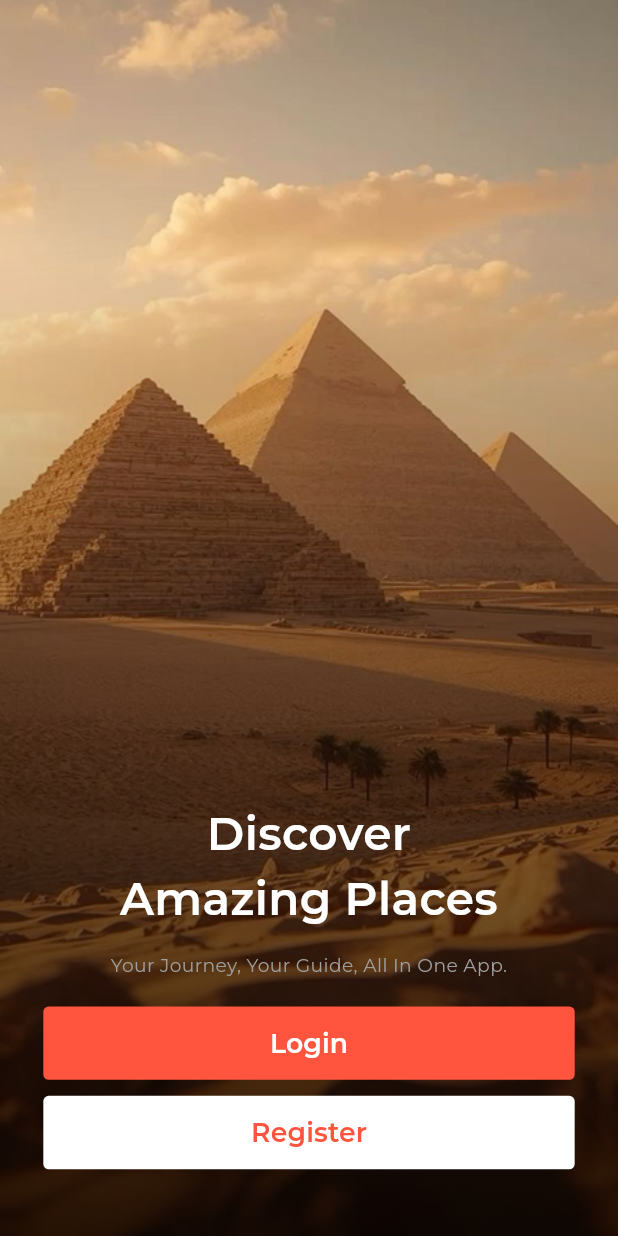
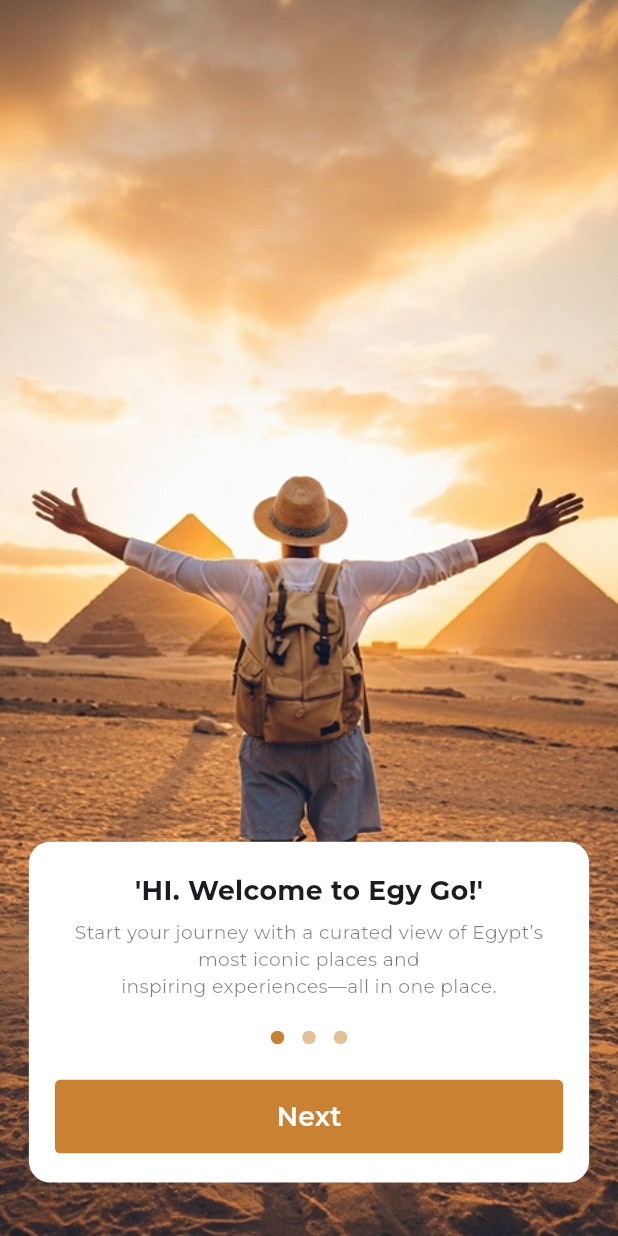
Before and after one commit to mohamedali015/Egy-Go, a Flutter app: the screen it shows after launch, on a phone screen of 412 x 824 dp. Run offline on Flutter 3.47's test engine with Material 3 defaults, Android fonts, the phone set to English and light mode, and no system bars; drawn by our look-alikes of dots_indicator; our stand-ins replace flutter_bloc, flutter_screenutil, flutter_svg, flutter_svg_provider, get_it, modal_progress_hud_nsn and 1 more; project files that could hold a hidden picture were left out.

Commit message:
Add onboarding flow with page view, custom indicators, and assets

```diff
--- a/lib/core/helper/one_generate_routes.dart
+++ b/lib/core/helper/one_generate_routes.dart
@@ -1,12 +1,19 @@
 import 'package:egy_go/features/auth/views/get_started_view.dart';
 import 'package:egy_go/features/auth/views/login_view.dart';
 import 'package:egy_go/features/auth/views/register_view.dart';
+import 'package:egy_go/features/splash_and_onboarding/views/on_boarding_view.dart';
 import 'package:flutter/material.dart';
 
 import '../../features/auth/views/widgets/reset_password_widgets/forget_password_flow.dart';
 
 Route<dynamic> onGenerateRoutes(RouteSettings settings) {
   switch (settings.name) {
+    case OnBoardingView.routeName:
+      return MaterialPageRoute(
+        builder: (_) => const OnBoardingView(),
+        settings: settings,
+      );
+
     case GetStartedView.routeName:
       return MaterialPageRoute(
         builder: (_) => const GetStartedView(),
--- a/lib/core/utils/app_assets.dart
+++ b/lib/core/utils/app_assets.dart
@@ -1,5 +1,10 @@
 abstract class AppAssets {
   static const String basePath = "assets/images/";
+
+  // onBoarding screen assets
+  static const String onBoardingImage1 = "${basePath}on_boarding_item1.png";
+  static const String onBoardingImage2 = "${basePath}on_boarding_item2.png";
+  static const String onBoardingImage3 = "${basePath}on_boarding_item3.png";
 
   // get started screen assets
   static const String getStartedImage = "${basePath}get_started.png";
--- a/lib/core/utils/app_colors.dart
+++ b/lib/core/utils/app_colors.dart
@@ -1,11 +1,12 @@
 import 'package:flutter/material.dart';
 
 abstract class AppColors {
-  static Color primary = Color(0xFFFF543D);
-  static Color grey = Color(0xFF9F9F9F);
+  static Color primary = Color(0xFFC98234);
+  static const Color scaffoldBackground = Color(0xFFFDF5DD);
+  static Color grey = Color(0xFF000000).withValues(alpha: .7);
   static Color black = Color(0xFF000000);
   static Color white = Color(0xFFFFFFFF);
-  static Color fill = Color(0xFFF9FCFE);
+  static Color fill = Color(0xFFFFFCF3);
   static const red = Color(0xFFF44336);
   static const Color green = Color(0xFF4CAF50);
 }
--- a/lib/core/utils/app_strings.dart
+++ b/lib/core/utils/app_strings.dart
@@ -1,4 +1,20 @@
 abstract class AppStrings {
+  ///// On Boarding Screen /////
+  static const String skip = "Skip";
+  static const String next = "Next";
+  static const String getStarted = "Get Started";
+  static const String onBoardingTitle1 = "'HI. Welcome to Egy Go!'";
+  static const String onBoardingSubtitle1 =
+      'Start your journey with a curated view of Egypt’s most iconic places and\ninspiring experiences—all in one place.';
+
+  static const String onBoardingTitle2 = 'Smart Travel Guidance';
+  static const String onBoardingSubtitle2 =
+      'Get real-time tips, personalized routes, and\ntrusted guides to make every step effortless';
+
+  static const String onBoardingTitle3 = 'Plan • Book • Enjoy';
+  static const String onBoardingSubtitle3 =
+      'Save your favorite spots, organize trips, and\naccess everything you need in one seamless app';
+
   ///// get started screen /////
   static const String getStartedTitle = "Discover\nAmazing Places";
   static const String getStartedSubtitle =
--- a/lib/core/utils/app_text_styles.dart
+++ b/lib/core/utils/app_text_styles.dart
@@ -70,6 +70,11 @@
     fontWeight: FontWeight.bold,
   );
 
+  static TextStyle bold20 = TextStyle(
+    fontSize: MyResponsive.fontSize(value: 20),
+    fontWeight: FontWeight.bold,
+  );
+
   static TextStyle bold25 = TextStyle(
     fontSize: MyResponsive.fontSize(value: 25),
     fontWeight: FontWeight.bold,
--- a/lib/core/utils/app_theme.dart
+++ b/lib/core/utils/app_theme.dart
@@ -1,11 +1,15 @@
+import 'package:egy_go/core/utils/app_colors.dart';
 import 'package:flutter/material.dart';
 
 import 'app_constants.dart';
 
 class AppTheme {
   static final ThemeData lightTheme = ThemeData(
-    useMaterial3: true,
-    brightness: Brightness.light,
-    fontFamily: AppConstants.fontFamily,
-  );
+      useMaterial3: true,
+      brightness: Brightness.light,
+      fontFamily: AppConstants.fontFamily,
+      scaffoldBackgroundColor: AppColors.scaffoldBackground,
+      appBarTheme: AppBarTheme(
+        backgroundColor: AppColors.scaffoldBackground,
+      ));
 }
--- a/lib/features/auth/views/widgets/get_started_widgets/get_started_view_body.dart
+++ b/lib/features/auth/views/widgets/get_started_widgets/get_started_view_body.dart
@@ -57,7 +57,7 @@
                 AppStrings.getStartedSubtitle,
                 textAlign: TextAlign.center,
                 style: AppTextStyles.regular14.copyWith(
-                  color: AppColors.grey,
+                  color: AppColors.white,
                 ),
               ),
               SizedBox(
--- /dev/null
+++ b/lib/features/splash_and_onboarding/manager/on_boarding_cubit/on_boarding_cubit.dart
@@ -0,0 +1,55 @@
+import 'package:egy_go/core/utils/app_assets.dart';
+import 'package:egy_go/core/utils/app_strings.dart';
+import 'package:flutter/material.dart';
+import 'package:flutter_bloc/flutter_bloc.dart';
+
+import 'on_boarding_state.dart';
+
+class OnBoardingCubit extends Cubit<OnBoardingState> {
+  OnBoardingCubit() : super(OnBoardingInitialState());
+
+  static OnBoardingCubit get(context) => BlocProvider.of(context);
+
+  List<Map<String, String>> items = [
+    {
+      'image': AppAssets.onBoardingImage1,
+      'title': AppStrings.onBoardingTitle1,
+      'subTitle': AppStrings.onBoardingSubtitle1,
+    },
+    {
+      'image': AppAssets.onBoardingImage2,
+      'title': AppStrings.onBoardingTitle2,
+      'subTitle': AppStrings.onBoardingSubtitle2,
+    },
+    {
+      'image': AppAssets.onBoardingImage3,
+      'title': AppStrings.onBoardingTitle3,
+      'subTitle': AppStrings.onBoardingSubtitle3,
+    },
+  ];
+
+  int currentIndex = 0;
+  final PageController pageController = PageController();
+
+  void changePage(int index) {
+    currentIndex = index;
+    emit(OnBoardingChangePageState());
+  }
+
+  void nextPage() {
+    currentIndex++;
+    pageController.animateToPage(
+      currentIndex,
+      duration: const Duration(milliseconds: 300),
+      curve: Curves.easeInOut,
+    );
+    emit(OnBoardingChangePageState());
+  }
+// void onBoardingTap(BuildContext context) {
+//   CacheHelper.saveData(key: CacheKeys.firstTime, value: true);
+//   CacheData.firstTime = true;
+//
+//   Navigator.pushNamedAndRemoveUntil(
+//       context, LoginView.routeName, (route) => false);
+// }
+}
--- /dev/null
+++ b/lib/features/splash_and_onboarding/manager/on_boarding_cubit/on_boarding_state.dart
@@ -0,0 +1,13 @@
+abstract class OnBoardingState {}
+
+class OnBoardingInitialState extends OnBoardingState {}
+
+class OnBoardingChangePageState extends OnBoardingState {
+  OnBoardingChangePageState();
+}
+
+class OnBoardingErrorState extends OnBoardingState {
+  final String error;
+
+  OnBoardingErrorState({required this.error});
+}
--- /dev/null
+++ b/lib/features/splash_and_onboarding/views/on_boarding_view.dart
@@ -0,0 +1,23 @@
+import 'package:flutter/material.dart';
+import 'package:flutter_bloc/flutter_bloc.dart';
+
+import '../manager/on_boarding_cubit/on_boarding_cubit.dart';
+import 'widgets/on_boarding_widgets/on_boarding_view_body.dart';
+
+class OnBoardingView extends StatelessWidget {
+  const OnBoardingView({super.key});
+
+  static const String routeName = 'onBoarding';
+
+  @override
+  Widget build(BuildContext context) {
+    return BlocProvider(
+      create: (context) => OnBoardingCubit(),
+      child: SafeArea(
+        child: Scaffold(
+          body: OnBoardingViewBody(),
+        ),
+      ),
+    );
+  }
+}
--- /dev/null
+++ b/lib/features/splash_and_onboarding/views/widgets/on_boarding_widgets/custom_indicator.dart
@@ -0,0 +1,37 @@
+import 'package:egy_go/features/splash_and_onboarding/manager/on_boarding_cubit/on_boarding_cubit.dart';
+import 'package:flutter/material.dart';
+
+import '../../../../../core/helper/my_responsive.dart';
+import '../../../../../core/utils/app_colors.dart';
+
+class CustomIndicator extends StatelessWidget {
+  final int currentIndex;
+
+  const CustomIndicator({
+    required this.currentIndex,
+    super.key,
+  });
+
+  @override
+  Widget build(BuildContext context) {
+    var cubit = OnBoardingCubit.get(context);
+    return Row(
+      mainAxisAlignment: MainAxisAlignment.center,
+      children: List.generate(cubit.items.length, (index) {
+        final isActive = index <= currentIndex;
+        return AnimatedContainer(
+          duration: const Duration(milliseconds: 300),
+          margin: MyResponsive.paddingSymmetric(horizontal: 3.5),
+          height: MyResponsive.height(value: 3),
+          width: MyResponsive.width(value: 112),
+          decoration: BoxDecoration(
+            color: isActive
+                ? AppColors.primary
+                : AppColors.primary.withValues(alpha: 0.2),
+            borderRadius: BorderRadius.circular(MyResponsive.radius(value: 10)),
+          ),
+        );
+      }),
+    );
+  }
+}
--- /dev/null
+++ b/lib/features/splash_and_onboarding/views/widgets/on_boarding_widgets/on_boarding_container_widget.dart
@@ -0,0 +1,73 @@
+import 'package:dots_indicator/dots_indicator.dart';
+import 'package:egy_go/core/helper/my_responsive.dart';
+import 'package:egy_go/core/shared_widgets/custom_button.dart';
+import 'package:egy_go/core/utils/app_colors.dart';
+import 'package:egy_go/core/utils/app_strings.dart';
+import 'package:egy_go/core/utils/app_text_styles.dart';
+import 'package:egy_go/features/auth/views/get_started_view.dart';
+import 'package:egy_go/features/splash_and_onboarding/manager/on_boarding_cubit/on_boarding_cubit.dart';
+import 'package:flutter/material.dart';
+
+class OnBoardingContainerWidget extends StatelessWidget {
+  const OnBoardingContainerWidget({super.key});
+
+  @override
+  Widget build(BuildContext context) {
+    var cubit = OnBoardingCubit.get(context);
+    return Container(
+      padding: MyResponsive.paddingSymmetric(
+        horizontal: 18,
+        vertical: 22,
+      ),
+      decoration: BoxDecoration(
+        borderRadius: BorderRadius.circular(MyResponsive.radius(value: 16)),
+        color: AppColors.white,
+      ),
+      child: Column(
+        children: [
+          Text(
+            cubit.items[cubit.currentIndex]['title']!,
+            style: AppTextStyles.bold20,
+          ),
+          SizedBox(
+            height: MyResponsive.height(value: 8),
+          ),
+          Text(
+            cubit.items[cubit.currentIndex]['subTitle']!,
+            style: AppTextStyles.regular14
+                .copyWith(color: AppColors.black.withValues(alpha: .5)),
+            textAlign: TextAlign.center,
+          ),
+          SizedBox(
+            height: MyResponsive.height(value: 16),
+          ),
+          DotsIndicator(
+            dotsCount: cubit.items.length,
+            position: cubit.currentIndex.toDouble(),
+            decorator: DotsDecorator(
+              activeColor: AppColors.primary,
+              color: AppColors.primary.withValues(alpha: 0.5),
+            ),
+          ),
+          SizedBox(
+            height: MyResponsive.height(value: 20),
+          ),
+          CustomButton(
+            title: cubit.currentIndex == cubit.items.length - 1
+                ? AppStrings.getStarted
+                : AppStrings.next,
+            onPressed: () {
+              if (cubit.currentIndex == cubit.items.length - 1) {
+                // cubit.onBoardingTap(context);
+                Navigator.pushNamedAndRemoveUntil(
+                    context, GetStartedView.routeName, (route) => false);
+              } else {
+                cubit.nextPage();
+              }
+            },
+          )
+        ],
+      ),
+    );
+  }
+}
--- /dev/null
+++ b/lib/features/splash_and_onboarding/views/widgets/on_boarding_widgets/on_boarding_page_view.dart
@@ -0,0 +1,38 @@
+import 'package:flutter/material.dart';
+
+import '../../../manager/on_boarding_cubit/on_boarding_cubit.dart';
+
+class OnBoardingPageView extends StatelessWidget {
+  const OnBoardingPageView({super.key});
+
+  @override
+  Widget build(BuildContext context) {
+    var cubit = OnBoardingCubit.get(context);
+    return PageView(
+      controller: cubit.pageController,
+      onPageChanged: (index) {
+        cubit.changePage(index);
+      },
+      children: [
+        Image.asset(
+          cubit.items[0]['image']!,
+          fit: BoxFit.fill,
+          width: double.infinity,
+          height: double.infinity,
+        ),
+        Image.asset(
+          cubit.items[1]['image']!,
+          fit: BoxFit.fill,
+          width: double.infinity,
+          height: double.infinity,
+        ),
+        Image.asset(
+          cubit.items[2]['image']!,
+          fit: BoxFit.fill,
+          width: double.infinity,
+          height: double.infinity,
+        ),
+      ],
+    );
+  }
+}
--- /dev/null
+++ b/lib/features/splash_and_onboarding/views/widgets/on_boarding_widgets/on_boarding_view_body.dart
@@ -0,0 +1,38 @@
+import 'package:egy_go/core/helper/my_responsive.dart';
+import 'package:egy_go/core/utils/app_colors.dart';
+import 'package:egy_go/features/splash_and_onboarding/manager/on_boarding_cubit/on_boarding_cubit.dart';
+import 'package:egy_go/features/splash_and_onboarding/manager/on_boarding_cubit/on_boarding_state.dart';
+import 'package:egy_go/features/splash_and_onboarding/views/widgets/on_boarding_widgets/on_boarding_container_widget.dart';
+import 'package:flutter/material.dart';
+import 'package:flutter_bloc/flutter_bloc.dart';
+
+import 'on_boarding_page_view.dart';
+
+class OnBoardingViewBody extends StatelessWidget {
+  const OnBoardingViewBody({super.key});
+
+  @override
+  Widget build(BuildContext context) {
+    return Stack(
+      children: [
+        OnBoardingPageView(),
+        Padding(
+          padding: MyResponsive.paddingSymmetric(horizontal: 20),
+          child: Column(
+            children: [
+              Spacer(),
+              BlocBuilder<OnBoardingCubit, OnBoardingState>(
+                builder: (context, state) {
+                  return OnBoardingContainerWidget();
+                },
+              ),
+              SizedBox(
+                height: MyResponsive.height(value: 40),
+              ),
+            ],
+          ),
+        ),
+      ],
+    );
+  }
+}
--- a/lib/main.dart
+++ b/lib/main.dart
@@ -3,6 +3,7 @@
 import 'package:egy_go/core/utils/app_theme.dart';
 import 'package:egy_go/features/auth/views/get_started_view.dart';
 import 'package:egy_go/features/auth/views/login_view.dart';
+import 'package:egy_go/features/splash_and_onboarding/views/on_boarding_view.dart';
 import 'package:flutter/material.dart';
 import 'package:flutter_bloc/flutter_bloc.dart';
 import 'package:flutter_screenutil/flutter_screenutil.dart';
@@ -25,8 +26,9 @@
       builder: (context, child) {
         return MaterialApp(
           title: 'EgyGo',
+          debugShowCheckedModeBanner: false,
           onGenerateRoute: onGenerateRoutes,
-          initialRoute: GetStartedView.routeName,
+          initialRoute: OnBoardingView.routeName,
           theme: AppTheme.lightTheme,
         );
       },
--- a/pubspec.yaml
+++ b/pubspec.yaml
@@ -46,6 +46,8 @@
   flutter_bloc: ^9.1.1
   shared_preferences: ^2.5.3
   flutter_svg_provider: ^1.0.7
+  dots_indicator: ^4.0.1
+
 
 
 dev_dependencies:
```
Also changed, not shown: assets/images/on_boarding_item1.png (added), assets/images/on_boarding_item2.png (added), assets/images/on_boarding_item3.png (added), pubspec.lock.
